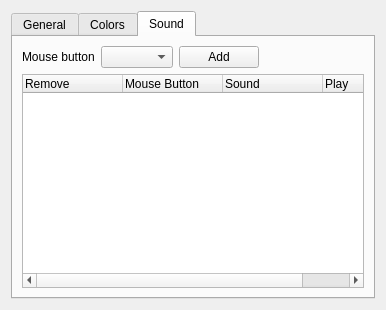
First picture: the form in src/config/ui/mouseconfig.ui, repository hippich/recorditnow, before the edit.
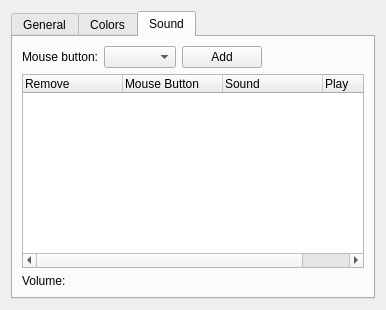
Second picture: the form after the edit. The open tabs and pages were chosen to show the change. Custom widgets are drawn as their Qt base class.

Commit message: volume settings

The edit to the form file:
```diff
--- a/src/config/ui/mouseconfig.ui
+++ b/src/config/ui/mouseconfig.ui
@@ -362,7 +362,7 @@
          <item>
           <widget class="QLabel" name="label_6">
            <property name="text">
-            <string>Mouse button</string>
+            <string>Mouse button:</string>
            </property>
           </widget>
          </item>
@@ -454,6 +454,27 @@
          </column>
         </widget>
        </item>
+       <item>
+        <layout class="QHBoxLayout" name="horizontalLayout_6">
+         <item>
+          <widget class="QLabel" name="label_7">
+           <property name="text">
+            <string>Volume:</string>
+           </property>
+          </widget>
+         </item>
+         <item>
+          <widget class="RecordItNow::VolumeSlider" name="volumeSlider" native="true">
+           <property name="sizePolicy">
+            <sizepolicy hsizetype="Expanding" vsizetype="Preferred">
+             <horstretch>0</horstretch>
+             <verstretch>0</verstretch>
+            </sizepolicy>
+           </property>
+          </widget>
+         </item>
+        </layout>
+       </item>
       </layout>
      </widget>
     </widget>
@@ -493,6 +514,12 @@
    <header>mouse/cursorwidget.h</header>
    <container>1</container>
   </customwidget>
+  <customwidget>
+   <class>RecordItNow::VolumeSlider</class>
+   <extends>QWidget</extends>
+   <header>volumeslider.h</header>
+   <container>1</container>
+  </customwidget>
  </customwidgets>
  <tabstops>
   <tabstop>ktabwidget</tabstop>
```
Left out of the diff: 2 changed lines with no effect on the pictures. The commit also changes 7 other files.
